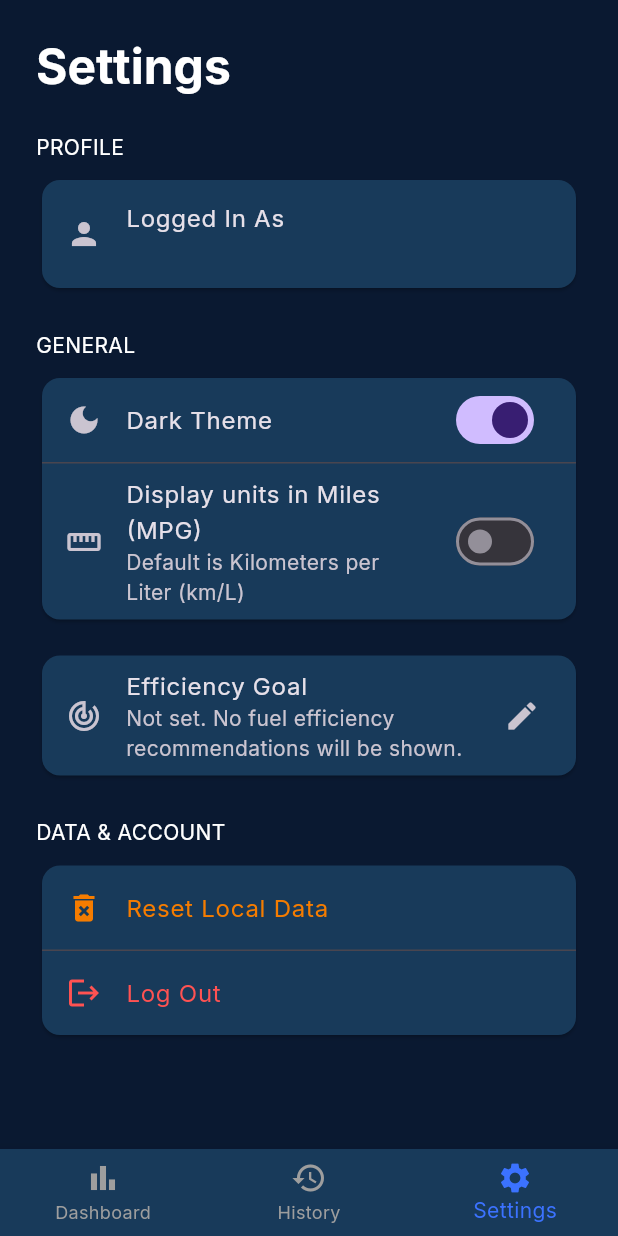
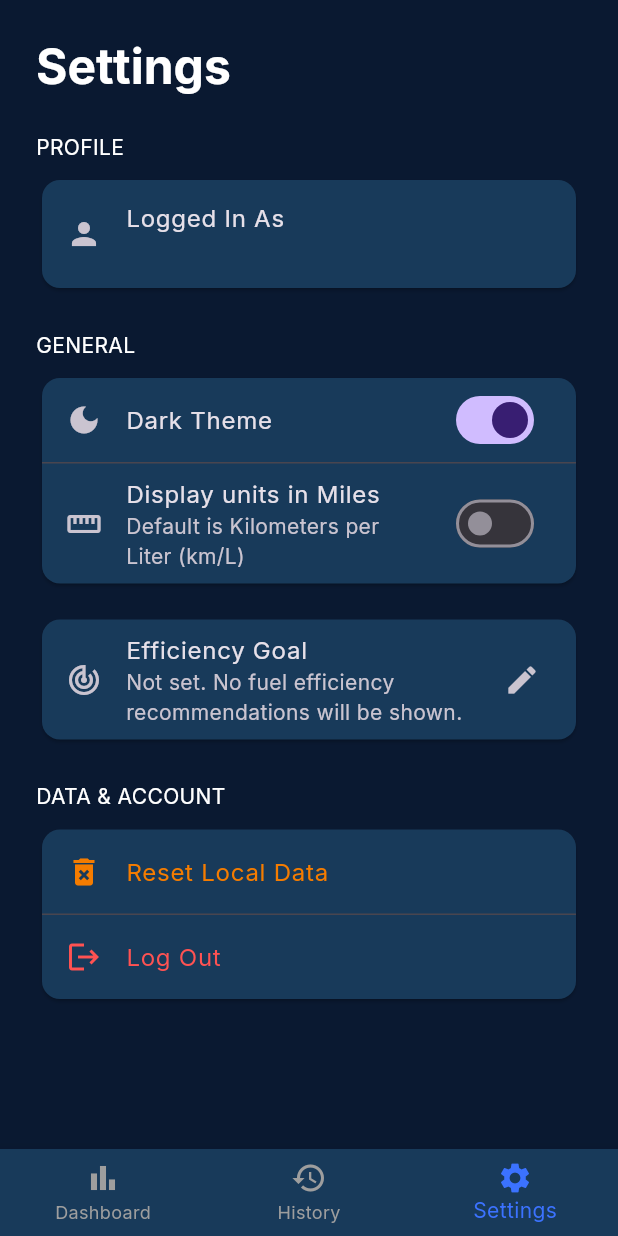
Before and after one commit to Aegyog/Fuel-Gauge-App, a Flutter app: the screen it shows once a user with an empty profile is signed in, swiped to page 3, on a phone screen of 412 x 824 dp. Run offline on Flutter 3.47's test engine with Material 3 defaults, Android fonts, the phone set to English and light mode, and no system bars; our stand-ins replace shared_preferences, supabase_flutter, syncfusion_flutter_charts; accounts and stored records are empty.

Commit message:
Removed (MPG) in Display units Miles in settings.

```diff
--- a/lib/screens/settings_page.dart
+++ b/lib/screens/settings_page.dart
@@ -201,7 +201,7 @@ class _SettingsPageState extends State<SettingsPage> {
                   ),
                   const Divider(height: 1),
                   SwitchListTile(
-                    title: const Text("Display units in Miles (MPG)"),
+                    title: const Text("Display units in Miles"),
                     subtitle:
                         const Text("Default is Kilometers per Liter (km/L)"),
                     value: _isMiles,
```
